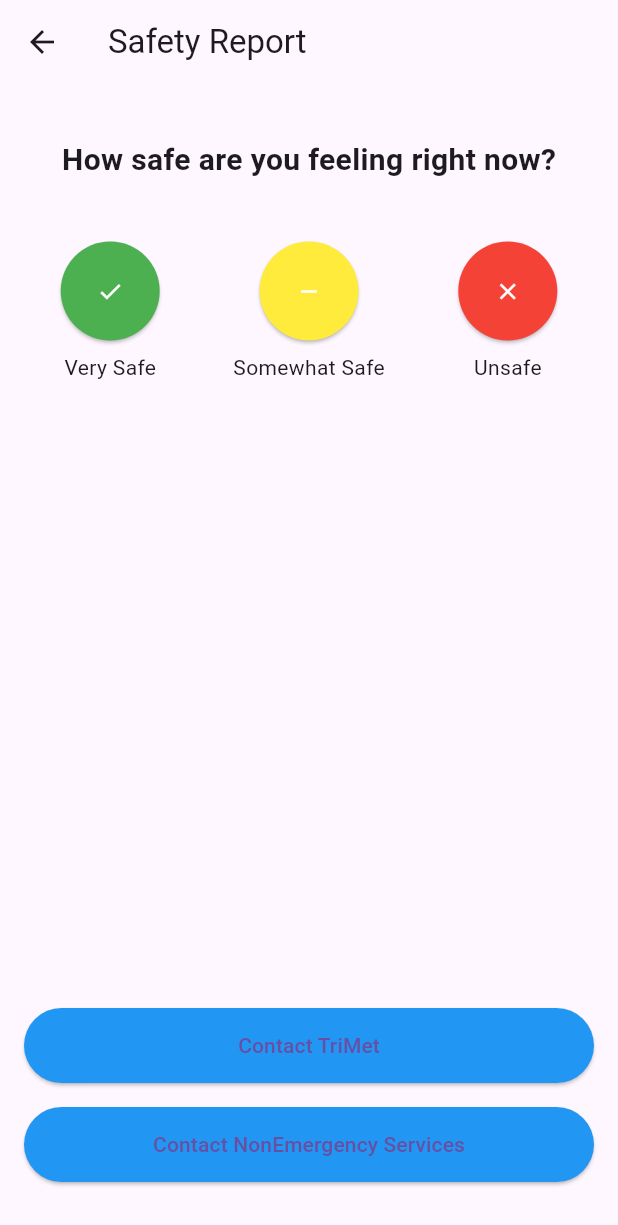
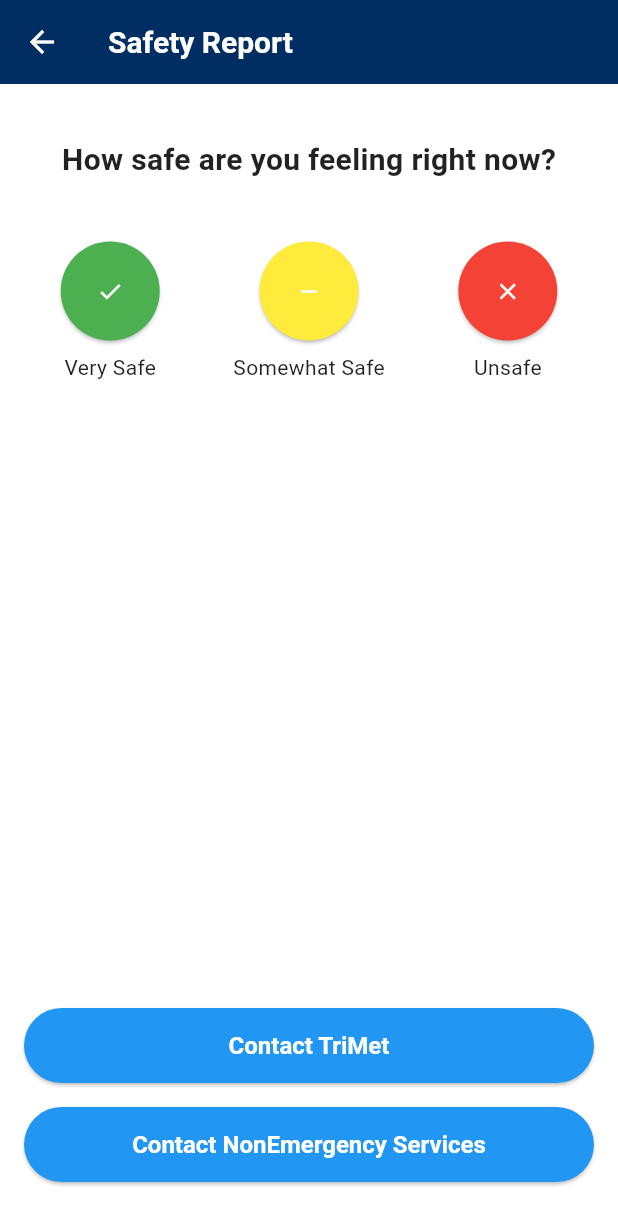
Before and after one commit to HaileeVandiver/Act_Safe_Mobile_UI, a Flutter app: the screen it shows after launch, after a tap on "Make a Report", on a phone screen of 412 x 824 dp. Shown: the top 1225 px of the screen. Run offline on Flutter 3.47's test engine with Material 3 defaults, Android fonts, the phone set to English and light mode, and no system bars; network calls fail.

Commit message:
created a theme and somewhat refactored homepage to use the app_theme

```diff
--- a/lib/main.dart
+++ b/lib/main.dart
@@ -1,18 +1,19 @@
 import 'package:flutter/material.dart';
 import 'screens/home_page.dart';
+import 'package:actsafe_ui/theme/app_theme.dart';
 
 void main() {
   runApp(MyApp());
 }
 
 class MyApp extends StatelessWidget {
+  const MyApp({super.key});
+
   @override
   Widget build(BuildContext context) {
     return MaterialApp(
-      title: 'Flutter Multi-View App',
-      theme: ThemeData(
-        primarySwatch: Colors.blue,
-      ),
+      title: 'ActSafe',
+      theme: AppTheme.theme,
       home: const HomePage(), // Set the initial screen to HomePage
     );
   }
--- a/lib/screens/home_page.dart
+++ b/lib/screens/home_page.dart
@@ -8,10 +8,10 @@ class HomePage extends StatelessWidget {
   @override
   Widget build(BuildContext context) {
     return Scaffold(
-      backgroundColor: Colors.lightBlue[100], // Light blue background
+      backgroundColor: Theme.of(context).colorScheme.surface,
       appBar: AppBar(
         elevation: 0,
-        backgroundColor: Colors.lightBlue[100], // Match app bar to background
+        backgroundColor: Theme.of(context).colorScheme.surface, // Match app bar to background
         automaticallyImplyLeading: false,
         title: Row(
           children: [
@@ -42,9 +42,9 @@ class HomePage extends StatelessWidget {
             TextField(
               decoration: InputDecoration(
                 prefixIcon: const Icon(Icons.search),
-                hintText: 'Hinted search text',
+                hintText: 'Bus or max stop address',
                 filled: true,
-                fillColor: Colors.white,
+                fillColor: Theme.of(context).colorScheme.onPrimary, // Use theme color
                 border: OutlineInputBorder(
                   borderRadius: BorderRadius.circular(25.0),
                   borderSide: BorderSide.none,
@@ -59,9 +59,6 @@ class HomePage extends StatelessWidget {
                   onPressed: () {
                     // Define Sort button action
                   },
-                  style: ElevatedButton.styleFrom(
-                    backgroundColor: Colors.blue,
-                  ),
                   child: const Text('Sort'),
                 ),
                 const SizedBox(width: 10),
@@ -70,18 +67,17 @@ class HomePage extends StatelessWidget {
                     // Navigate to the Safety Report page when tapped
                     Navigator.push(
                       context,
-                      MaterialPageRoute(builder: (context) =>  const SafetyReport(),
-                      ),
+                      MaterialPageRoute(builder: (context) => const SafetyReport()),
                     );
                   },
                   style: ElevatedButton.styleFrom(
-                    backgroundColor: Colors.redAccent,
+                    backgroundColor: Colors.redAccent, // Custom color override
                   ),
                   child: const Text('Make a Report'),
                 ),
               ],
             ),
-            SizedBox(height: 20),
+            const SizedBox(height: 20),
             // Transit Stops Near Me Section
             const Text(
               'Transit Stops Near Me',
@@ -91,24 +87,29 @@ class HomePage extends StatelessWidget {
               ),
             ),
             const SizedBox(height: 10),
-            // Dummy Cards for Transit Stops
-            Expanded(
-              child: GridView.count(
-                crossAxisCount: 2,
-                crossAxisSpacing: 16,
-                mainAxisSpacing: 16,
+            // Row of horizontally scrollable transit stops
+            SizedBox(
+              height: 150,
+              child: ListView(
+                scrollDirection: Axis.horizontal,
                 children: List.generate(4, (index) {
                   return GestureDetector(
                     onTap: () {
-                      //Navigate to the bus details page when a card is tapped
+                      // Navigate to the bus details page when a card is tapped
                       Navigator.push(
                         context,
-                        MaterialPageRoute(builder: (context) => const TransitDetailsPage(busNumber: '12'),
+                        MaterialPageRoute(
+                          builder: (context) => const TransitDetailsPage(busNumber: '12'),
                         ),
                       );
                     },
                     child: Container(
-                    color: Colors.blue,
+                      width: 120,
+                      margin: const EdgeInsets.symmetric(horizontal: 8.0),
+                      decoration: BoxDecoration(
+                        color: Theme.of(context).colorScheme.primary, // Use theme color
+                        borderRadius: BorderRadius.circular(12),
+                      ),
                       child: const Column(
                         mainAxisAlignment: MainAxisAlignment.center,
                         children: [
@@ -132,6 +133,53 @@ class HomePage extends StatelessWidget {
                 }),
               ),
             ),
+            const SizedBox(height: 20),
+            // Another Row of horizontally scrollable transit stops (if needed)
+            SizedBox(
+              height: 150,
+              child: ListView(
+                scrollDirection: Axis.horizontal,
+                children: List.generate(4, (index) {
+                  return GestureDetector(
+                    onTap: () {
+                      // Navigate to the bus details page when a card is tapped
+                      Navigator.push(
+                        context,
+                        MaterialPageRoute(
+                          builder: (context) => const TransitDetailsPage(busNumber: '14'),
+                        ),
+                      );
+                    },
+                    child: Container(
+                      width: 120,
+                      margin: const EdgeInsets.symmetric(horizontal: 8.0),
+                      decoration: BoxDecoration(
+                        color: Colors.orange, // Custom color override
+                        borderRadius: BorderRadius.circular(12),
+                      ),
+                      child: const Column(
+                        mainAxisAlignment: MainAxisAlignment.center,
+                        children: [
+                          Icon(
+                            Icons.directions_bus,
+                            size: 50,
+                            color: Colors.white,
+                          ),
+                          SizedBox(height: 8),
+                          Text(
+                            '14',
+                            style: TextStyle(
+                              fontSize: 24,
+                              color: Colors.white,
+                            ),
+                          ),
+                        ],
+                      ),
+                    ),
+                  );
+                }),
+              ),
+            ),
           ],
         ),
       ),
--- a/lib/screens/safety_report.dart
+++ b/lib/screens/safety_report.dart
@@ -5,7 +5,7 @@ import 'dart:convert';
 class SafetyReport extends StatelessWidget {
   const SafetyReport({Key? key}) : super(key: key);
 
-  Future<void> sendSafetyReport(String safetyStatus) async {
+  Future<void> sendSafetyReport(BuildContext context, String safetyStatus) async {
     const String apiUrl = "https://8dt3ectcia.execute-api.us-west-2.amazonaws.com/Test/ActSafeDbManager";
 
     try {
@@ -24,14 +24,19 @@ class SafetyReport extends StatelessWidget {
 
       if (response.statusCode == 200) {
         // Handle successful response
+        Future.delayed(Duration.zero, () {
+          ScaffoldMessenger.of(context).showSnackBar(
+            const SnackBar(content: Text('Thank you for your feedback!')),
+          );
+        });
         print('Record inserted successfully.');
       } else {
         // Handle server error
-        print('Failed to insert record: \${response.statusCode}');
+        print('Failed to insert record: ${response.statusCode}');
       }
     } catch (e) {
       // Handle any errors
-      print('Error: \$e');
+      print('Error: $e');
     }
   }
 
@@ -39,19 +44,19 @@ class SafetyReport extends StatelessWidget {
   Widget build(BuildContext context) {
     return Scaffold(
       appBar: AppBar(
-        title: Text('Safety Report'),
+        title: const Text('Safety Report'),
       ),
       body: Padding(
         padding: const EdgeInsets.all(16.0),
         child: Column(
           crossAxisAlignment: CrossAxisAlignment.center,
           children: [
-            SizedBox(height: 20),
-            Text(
+            const SizedBox(height: 20),
+            const Text(
               'How safe are you feeling right now?',
               style: TextStyle(fontSize: 20, fontWeight: FontWeight.bold),
             ),
-            SizedBox(height: 40),
+            const SizedBox(height: 40),
             // Safety Buttons
             Row(
               mainAxisAlignment: MainAxisAlignment.spaceAround,
@@ -61,17 +66,17 @@ class SafetyReport extends StatelessWidget {
                     ElevatedButton(
                       onPressed: () {
                         // Action for "Very Safe"
-                        sendSafetyReport("Green");
+                        sendSafetyReport(context, "Green");
                       },
                       style: ElevatedButton.styleFrom(
                         backgroundColor: Colors.green,
-                        shape: CircleBorder(),
-                        padding: EdgeInsets.all(24),
+                        shape: const CircleBorder(),
+                        padding: const EdgeInsets.all(24),
                       ),
-                      child: Icon(Icons.check, color: Colors.white),
+                      child: const Icon(Icons.check, color: Colors.white),
                     ),
-                    SizedBox(height: 8),
-                    Text('Very Safe'),
+                    const SizedBox(height: 8),
+                    const Text('Very Safe'),
                   ],
                 ),
                 Column(
@@ -79,17 +84,17 @@ class SafetyReport extends StatelessWidget {
                     ElevatedButton(
                       onPressed: () {
                         // Action for "Somewhat Safe"
-                        sendSafetyReport("yellow");
+                        sendSafetyReport(context, "Yellow");
                       },
                       style: ElevatedButton.styleFrom(
                         backgroundColor: Colors.yellow,
-                        shape: CircleBorder(),
-                        padding: EdgeInsets.all(24),
+                        shape: const CircleBorder(),
+                        padding: const EdgeInsets.all(24),
                       ),
-                      child: Icon(Icons.remove, color: Colors.white),
+                      child: const Icon(Icons.remove, color: Colors.white),
                     ),
-                    SizedBox(height: 8),
-                    Text('Somewhat Safe'),
+                    const SizedBox(height: 8),
+                    const Text('Somewhat Safe'),
                   ],
                 ),
                 Column(
@@ -97,45 +102,45 @@ class SafetyReport extends StatelessWidget {
                     ElevatedButton(
                       onPressed: () {
                         // Action for "Unsafe"
-                        sendSafetyReport("red");
+                        sendSafetyReport(context, "Red");
                       },
                       style: ElevatedButton.styleFrom(
                         backgroundColor: Colors.red,
-                        shape: CircleBorder(),
-                        padding: EdgeInsets.all(24),
+                        shape: const CircleBorder(),
+                        padding: const EdgeInsets.all(24),
                       ),
-                      child: Icon(Icons.close, color: Colors.white),
+                      child: const Icon(Icons.close, color: Colors.white),
                     ),
-                    SizedBox(height: 8),
-                    Text('Unsafe'),
+                    const SizedBox(height: 8),
+                    const Text('Unsafe'),
                   ],
                 ),
               ],
             ),
-            Spacer(),
+            const Spacer(),
             // Contact Buttons
             ElevatedButton(
               onPressed: () {
                 // Define action to contact TriMet
               },
-              child: Text('Contact TriMet'),
+              child: const Text('Contact TriMet'),
               style: ElevatedButton.styleFrom(
                 backgroundColor: Colors.blue,
-                minimumSize: Size(double.infinity, 50),
+                minimumSize: const Size(double.infinity, 50),
               ),
             ),
-            SizedBox(height: 16),
+            const SizedBox(height: 16),
             ElevatedButton(
               onPressed: () {
                 // Define action to contact NonEmergency Services
               },
-              child: Text('Contact NonEmergency Services'),
+              child: const Text('Contact NonEmergency Services'),
               style: ElevatedButton.styleFrom(
                 backgroundColor: Colors.blue,
-                minimumSize: Size(double.infinity, 50),
+                minimumSize: const Size(double.infinity, 50),
               ),
             ),
-            SizedBox(height: 20),
+            const SizedBox(height: 20),
           ],
         ),
       ),
--- /dev/null
+++ b/lib/theme/app_theme.dart
@@ -0,0 +1,78 @@
+import 'package:flutter/material.dart';
+
+// Custom color palette
+class AppColors {
+  static const Color darkBlue = Color(0xFF002D62);
+  static const Color lightBlue = Color(0xFF87CEFA);
+  static const Color white = Color(0xFFFFFFFF);
+  static const Color mediumBlue = Color(0xFF005B96);
+  static const Color lightGray = Color(0xFFF0F0F0);
+}
+
+// Theme data
+class AppTheme {
+  static ThemeData get theme {
+    return ThemeData(
+      primaryColor: AppColors.darkBlue,
+      scaffoldBackgroundColor: AppColors.white,
+      colorScheme: ColorScheme.fromSwatch().copyWith(
+        primary: AppColors.darkBlue,
+        secondary: AppColors.lightBlue,
+      ),
+      buttonTheme: ButtonThemeData(
+        buttonColor: AppColors.darkBlue, // Background color of button
+        textTheme: ButtonTextTheme.primary,
+      ),
+      textTheme: TextTheme(
+        displayLarge: TextStyle(
+          color: AppColors.darkBlue,
+          fontSize: 32,
+          fontWeight: FontWeight.bold,
+        ),
+        titleLarge: TextStyle(
+          color: AppColors.darkBlue,
+          fontSize: 20,
+          fontWeight: FontWeight.w600,
+        ),
+        bodyLarge: TextStyle(
+          color: Colors.black,
+          fontSize: 16,
+        ),
+        bodyMedium: TextStyle(
+          color: Colors.black87,
+          fontSize: 14,
+        ),
+        labelLarge: TextStyle(
+          color: AppColors.white,
+          fontWeight: FontWeight.w600,
+        ),
+      ),
+      appBarTheme: AppBarTheme(
+        color: AppColors.darkBlue,
+        titleTextStyle: TextStyle(
+          color: AppColors.white,
+          fontSize: 20,
+          fontWeight: FontWeight.bold,
+        ),
+        iconTheme: IconThemeData(
+          color: AppColors.white,
+        ),
+      ),
+      elevatedButtonTheme: ElevatedButtonThemeData(
+        style: ElevatedButton.styleFrom(
+          foregroundColor: AppColors.white, backgroundColor: AppColors.darkBlue,
+          padding: EdgeInsets.symmetric(horizontal: 16, vertical: 12),
+          textStyle: TextStyle(
+            fontSize: 16,
+            fontWeight: FontWeight.bold,
+          ),
+        ),
+      ),
+      outlinedButtonTheme: OutlinedButtonThemeData(
+        style: OutlinedButton.styleFrom(
+          foregroundColor: AppColors.darkBlue, side: BorderSide(color: AppColors.darkBlue),
+        ),
+      ),
+    );
+  }
+}
```
Lines whose indentation alone changed are shown as unchanged.
